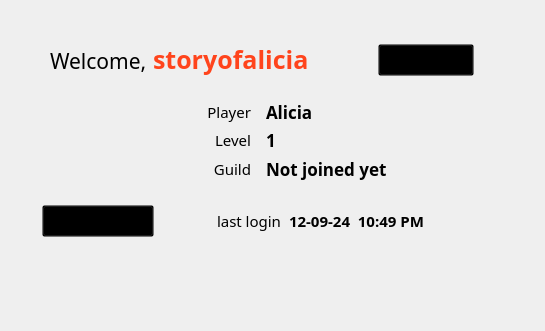
First picture: the form in src/res/MenuWidget.ui, repository Story-Of-Alicia/alicia-launcher-qt, before the edit.
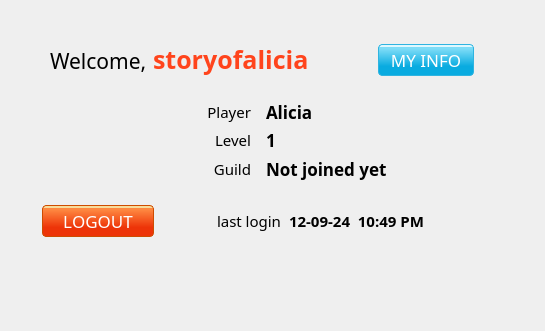
Second picture: the form after the edit. Icons and pictures are not drawn.

Commit message: proper buttons

```diff
--- a/src/res/MenuWidget.ui
+++ b/src/res/MenuWidget.ui
@@ -66,11 +66,52 @@
      <height>32</height>
     </rect>
    </property>
+   <property name="font">
+    <font>
+     <family>EurostileBla</family>
+     <pointsize>-1</pointsize>
+     <italic>false</italic>
+     <bold>false</bold>
+     <kerning>false</kerning>
+    </font>
+   </property>
    <property name="cursor">
     <cursorShape>PointingHandCursor</cursorShape>
    </property>
+   <property name="styleSheet">
+    <string notr="true">QPushButton {
+    font: 17px EurostileBla;
+     color: white;
+    border-style: solid;
+    border-width: 1px;
+    border-radius: 4px;
+    border-color: rgb(206, 76, 0);
+    background-color: qlineargradient(spread:pad, x1:0.503, y1:0.704546, x2:0.503, y2:0.07, stop:0 rgba(237, 52, 8, 255), stop:0.892045 rgba(254, 135, 64, 255), stop:0.98184 rgba(254, 135, 64, 255), stop:0.981958 rgba(248, 219, 154, 255), stop:1 rgba(248, 219, 154, 255));
+}
+
+QPushButton:hover {
+    font: 17px EurostileBla;
+     color: white;
+    border-style: solid;
+    border-width: 1px;
+    border-radius: 4px;
+    border-color: rgb(206, 76, 0);
+    background-color: qlineargradient(spread:pad, x1:0.503, y1:1, x2:0.503, y2:0.07, stop:0 rgba(237, 52, 8, 255), stop:0.892045 rgba(254, 157, 64, 255), stop:0.98184 rgba(254, 157, 64, 255), stop:0.981958 rgba(248, 219, 154, 255), stop:1 rgba(248, 219, 154, 255));
+}
+
+QPushButton:pressed {
+    font: 17px EurostileBla;
+     color: white;
+    border-style: solid;
+    border-width: 1px;
+    border-radius: 4px;
+    border-color: rgb(206, 76, 0);
+    background-color: qlineargradient(spread:pad, x1:0.503, y1:0.965, x2:0.503, y2:0.04, stop:0 rgba(248, 219, 154, 255), stop:0.0454545 rgba(248, 219, 154, 255), stop:0.0464217 rgba(241, 94, 53, 255), stop:0.424354 rgba(242, 61, 1, 255), stop:0.87801 rgba(251, 89, 1, 255), stop:1 rgba(206, 76, 0, 255));
+}
+</string>
+   </property>
    <property name="text">
-    <string/>
+    <string>LOGOUT</string>
    </property>
    <property name="iconSize">
     <size>
@@ -187,11 +228,51 @@
      <height>32</height>
     </rect>
    </property>
+   <property name="font">
+    <font>
+     <family>EurostileBla</family>
+     <pointsize>-1</pointsize>
+     <italic>false</italic>
+     <bold>false</bold>
+     <kerning>false</kerning>
+    </font>
+   </property>
    <property name="cursor">
     <cursorShape>PointingHandCursor</cursorShape>
    </property>
+   <property name="styleSheet">
+    <string notr="true">QPushButton {
+    font: 17px EurostileBla;
+     color: white;
+    border-style: solid;
+    border-width: 1px;
+    border-radius: 4px;
+    border-color: rgb(47, 180, 224);
+    background-color: qlineargradient(spread:pad, x1:0.503, y1:0.704546, x2:0.503, y2:0.07, stop:0 rgba(9, 171, 224, 255), stop:0.892045 rgba(125, 220, 247, 255), stop:0.981889 rgba(125, 220, 247, 255), stop:0.981958 rgba(222, 248, 255, 255), stop:1 rgba(222, 248, 255, 255));
+}
+
+QPushButton:hover {
+    font: 17px EurostileBla;
+     color: white;
+    border-style: solid;
+    border-width: 1px;
+    border-radius: 4px;
+    border-color: rgb(47, 180, 224);
+    background-color: qlineargradient(spread:pad, x1:0.503, y1:0.704546, x2:0.503, y2:0.07, stop:0 rgba(12, 199, 238, 255), stop:0.981889 rgba(160, 236, 251, 255), stop:0.981958 rgba(222, 248, 255, 255), stop:1 rgba(222, 248, 255, 255));
+}
+
+QPushButton:pressed {
+    font: 17px EurostileBla;
+     color: white;
+    border-style: solid;
+    border-width: 1px;
+    border-radius: 4px;
+    border-color: rgb(47, 180, 224);
+    background-color: qlineargradient(spread:pad, x1:0.503, y1:0.975, x2:0.503, y2:0.03, stop:0 rgba(222, 248, 255, 255), stop:0.0454545 rgba(222, 248, 255, 255), stop:0.0464217 rgba(67, 191, 232, 255), stop:0.424354 rgba(35, 183, 230, 255), stop:0.87801 rgba(92, 210, 244, 255), stop:1 rgba(71, 174, 208, 255));
+}</string>
+   </property>
    <property name="text">
-    <string/>
+    <string>MY INFO</string>
    </property>
    <property name="iconSize">
     <size>
```
Left out of the diff: 31 changed lines with no effect on the pictures. The commit also changes 3 other files.
